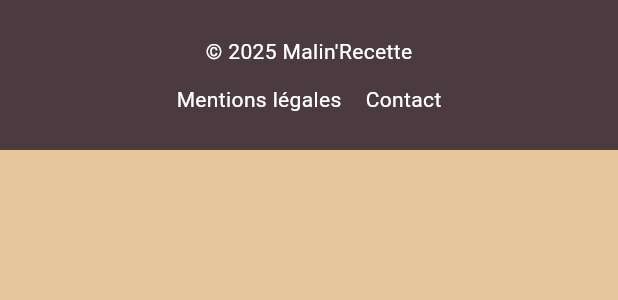
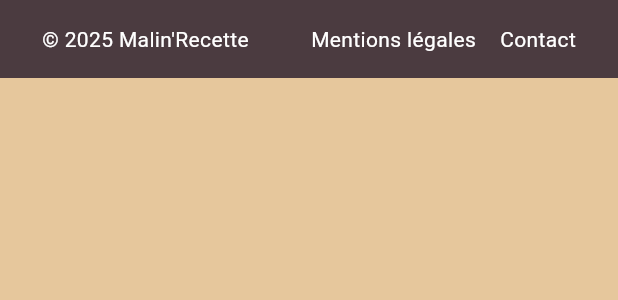
Before and after one commit to Ourtof/malinRecetteFlutter, a Flutter app: the FooterWidget widget shown alone on an empty page, opened directly, on a phone screen of 412 x 824 dp. Shown: the top 300 px of the screen. Run offline on Flutter 3.47's test engine with Material 3 defaults, Android fonts, the phone set to English and light mode, and no system bars; our stand-ins replace shared_preferences, web; missing offline and left inert: dart:ui_web; accounts and stored records are empty; network calls fail.

Commit message:
refacto footer

```diff
--- a/lib/ui/widget/footer/footer_widget.dart
+++ b/lib/ui/widget/footer/footer_widget.dart
@@ -9,14 +9,13 @@ class FooterWidget extends StatelessWidget {
     return Container(
       width: double.infinity,
       color: AppColors.neutral90,
-      padding: const EdgeInsets.symmetric(vertical: 24),
-      child: Column(
+      padding: const EdgeInsets.symmetric(vertical: 16, horizontal: 28),
+      child: Row(
         mainAxisSize: MainAxisSize.min,
+        mainAxisAlignment: MainAxisAlignment.spaceBetween,
         children: [
           Text("© 2025 Malin'Recette", style: TextStyle(color: Colors.white)),
-          const SizedBox(height: 12),
           Row(
-            mainAxisAlignment: MainAxisAlignment.center,
             children: const [
               Text('Mentions légales', style: TextStyle(color: Colors.white)),
               SizedBox(width: 16),
```
